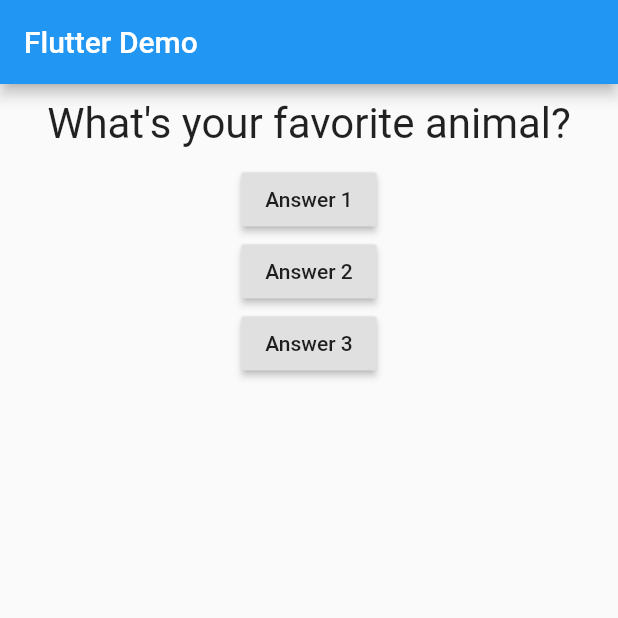
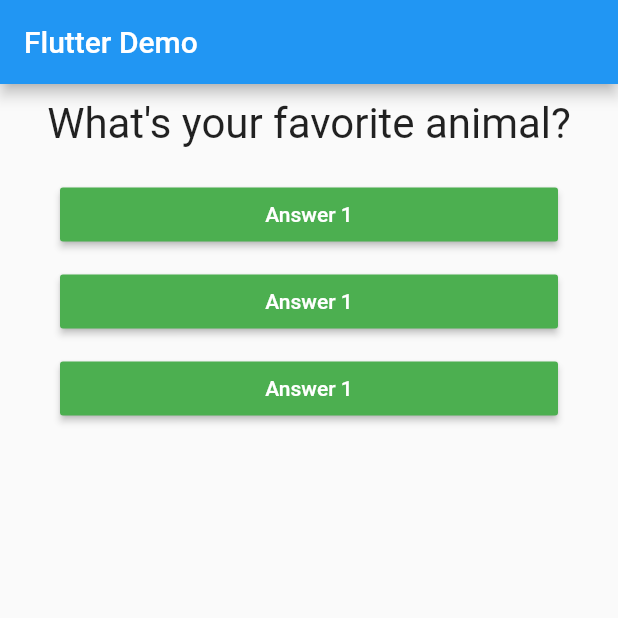
Before and after one commit to Mridul2820/quiz-app-flutter, a Flutter app: the screen it shows after launch, after a tap on "Answer 1", on a phone screen of 412 x 824 dp, the top half of it. Run offline on Flutter 3.47's test engine with Material 2 defaults, Android fonts, the phone set to English and light mode, and no system bars.

Commit message:
question widgit

```diff
--- /dev/null
+++ b/lib/answer.dart
@@ -0,0 +1,21 @@
+import 'package:flutter/material.dart';
+
+class Answer extends StatelessWidget {
+  final VoidCallback selectHandler;
+
+  Answer(this.selectHandler);
+
+  @override
+  Widget build(BuildContext context) {
+    return Container(
+      width: double.infinity,
+      margin: EdgeInsets.only(left: 40, right: 40, top: 10),
+      child: RaisedButton(
+        color: Colors.green,
+        textColor: Colors.white,
+        child: Text('Answer 1'),
+        onPressed: selectHandler,
+      ),
+    );
+  }
+}
--- a/lib/main.dart
+++ b/lib/main.dart
@@ -1,6 +1,7 @@
 import 'package:flutter/material.dart';
 
 import './question.dart';
+import './answer.dart';
 
 void main() {
   runApp(MyApp());
@@ -14,12 +15,12 @@ class MyApp extends StatefulWidget {
 }
 
 class MyAppState extends State<MyApp> {
-  var questionIndex = 0;
+  var _questionIndex = 0;
 
-  void answerQuestion() {
+  void _answerQuestion() {
     setState(() {
-      questionIndex = questionIndex + 1;
-      print(questionIndex);
+      _questionIndex = _questionIndex + 1;
+      print(_questionIndex);
     });
   }
 
@@ -37,19 +38,10 @@ class MyAppState extends State<MyApp> {
         ),
         body: Column(
           children: [
-            Question(questions[questionIndex]),
-            RaisedButton(
-              child: Text('Answer 1'),
-              onPressed: answerQuestion,
-            ),
-            RaisedButton(
-              child: Text('Answer 2'),
-              onPressed: () => print('Answer 2 chosen!'),
-            ),
-            RaisedButton(
-              child: Text('Answer 3'),
-              onPressed: () => print('Answer 3 chosen!'),
-            ),
+            Question(questions[_questionIndex]),
+            Answer(_answerQuestion),
+            Answer(_answerQuestion),
+            Answer(_answerQuestion),
           ],
         ),
       ),
```
